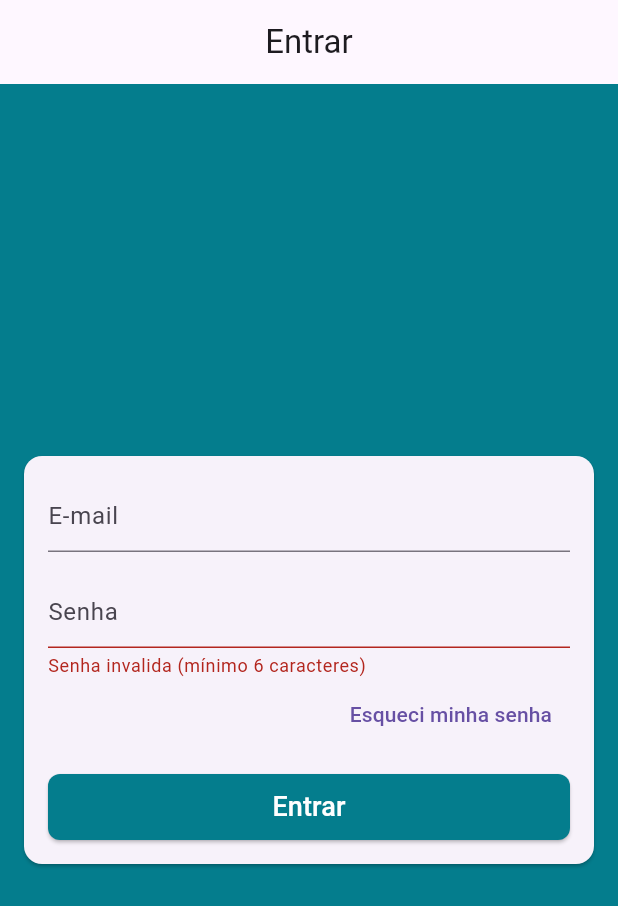
After one commit to jvbr7/loja_digital, a Flutter app: the screen it shows after launch, after a tap on "Esqueci minha senha", on a phone screen of 412 x 824 dp. The commit adds this screen. Shown: the top 906 px of the screen. Run offline on Flutter 3.47's test engine with Material 3 defaults, Android fonts, the phone set to English and light mode, and no system bars; our stand-ins replace firebase_auth; accounts and stored records are empty.

Commit message:
Criação do Login

```diff
--- a/app_loja_digital/lib/common/custom_drawer/custom_drawer.dart
+++ b/app_loja_digital/lib/common/custom_drawer/custom_drawer.dart
@@ -15,8 +15,8 @@ class CustomDrawer extends StatelessWidget {
           ),
           DrawerTile(iconData: Icons.home, title: 'Início', page: 0),
           DrawerTile(iconData: Icons.list, title: 'Produtos', page: 1),
-          DrawerTile(iconData: Icons.shopping_cart, title: 'Carrinho', page: 2),
-          DrawerTile(iconData: Icons.person, title: 'Perfil', page: 3),
+          DrawerTile(iconData: Icons.shopping_cart, title: 'Meus Pedidos', page: 2),
+          DrawerTile(iconData: Icons.person, title: 'Lojas', page: 3),
         ],
       ),
     );
--- a/app_loja_digital/lib/main.dart
+++ b/app_loja_digital/lib/main.dart
@@ -1,3 +1,4 @@
+import 'package:app_loja_digital/models/user_manager.dart';
 import 'package:app_loja_digital/screens/base/base_screens.dart';
 import 'package:flutter/material.dart';
 import 'package:provider/provider.dart';
@@ -28,9 +29,16 @@ class MyApp extends StatelessWidget {
   @override
   Widget build(BuildContext context) {
     return MaterialApp(
+      create: (_) => UserManager(),
+      debugShowCheckedModeBanner: false,
       title: 'Loja da JU',
       theme: ThemeData(
-        primarySwatch: Colors.blue,
+        primaryColor :  Color.fromARGB(255, 4, 125, 141),
+        scaffoldBackgroundColor: const Color.fromARGB(255, 4, 125, 141),
+        appBarTheme: const AppBarTheme(
+          elevation: 0
+        ),
+
         visualDensity: VisualDensity.adaptivePlatformDensity,
       ),
       home: BaseScreen()
--- /dev/null
+++ b/app_loja_digital/lib/models/user_manager.dart
@@ -0,0 +1,22 @@
+import 'package:app_loja_digital/models/user.dart' as MyUser;
+import 'package:firebase_auth/firebase_auth.dart';
+
+class UserManager {
+  final FirebaseAuth auth = FirebaseAuth.instance;
+
+
+  Future<void> signIn(MyUser.User user) async{
+    try {
+    final UserCredential result = await auth.signInWithEmailAndPassword(
+      email: user.email,
+      password: user.password,
+      );
+
+        print("Usuário logado: ${result.user!.uid}");
+    } on FirebaseAuthException catch (e){
+      print("Erro FirebaseAuth: ${e.code} - ${e.message}");
+    } catch (e) {
+        print("Erro inesperado: $e");
+      }
+    }
+  }
--- a/app_loja_digital/lib/screens/base/base_screens.dart
+++ b/app_loja_digital/lib/screens/base/base_screens.dart
@@ -1,3 +1,4 @@
+import 'package:app_loja_digital/screens/base/login/login.screen.dart';
 import 'package:flutter/material.dart';
 import 'package:provider/provider.dart';
 import 'package:app_loja_digital/common/custom_drawer/custom_drawer.dart';
@@ -13,14 +14,8 @@ class BaseScreen extends StatelessWidget {
       controller: pageController,
       physics: const NeverScrollableScrollPhysics(),
       children : <Widget>[
-        // Página 0 - Home
-        Scaffold(
-          drawer: CustomDrawer(),
-          appBar: AppBar(
-            title: Text('Home'),
-          ),
-          body: Center(child: Text('Tela Home')),
-        ),
+        // Página 0 - Login
+        LoginScreen(),
 
         // Página 1 - Produtos
         Scaffold(
@@ -31,13 +26,22 @@ class BaseScreen extends StatelessWidget {
           body: Center(child: Text('Tela Produtos')),
         ),
 
-        // Página 2 - Configurações
+        // Página 3 - Configurações
         Scaffold(
           drawer: CustomDrawer(),
           appBar: AppBar(
-            title: Text('Configurações'),
+            title: Text('Pedidos'),
           ),
-          body: Center(child: Text('Tela Configurações')),
+          body: Center(child: Text('Meus pedidos')),
+        ),
+
+        // Página 4 - Lojas
+        Scaffold(
+          drawer: CustomDrawer(),
+          appBar: AppBar(
+            title: Text('Lojas'),
+          ),
+          body: Center(child: Text('Tela das Lojas')),
         ),
       ],
     );
--- /dev/null
+++ b/app_loja_digital/lib/screens/base/login/login.screen.dart
@@ -0,0 +1,113 @@
+import 'package:app_loja_digital/models/user_manager.dart';
+import 'package:provider/provider.dart';
+import 'package:flutter/material.dart';
+import 'package:app_loja_digital/helpers/validators.dart';
+class LoginScreen extends StatelessWidget {
+  LoginScreen({super.key});
+
+  final TextEditingController emailController = TextEditingController();
+  final TextEditingController passController = TextEditingController();
+
+ final GlobalKey<FormState> formKey = GlobalKey<FormState>();
+
+ bool emailValid(String email) {
+    final RegExp regex = RegExp(
+      r"^[a-zA-Z0-9._%+-]+@[a-zA-Z0-9.-]+\.[a-zA-Z]{2,}$"
+    );
+    return regex.hasMatch(email);
+  }
+
+  @override
+  Widget build(BuildContext context){
+    return Scaffold(
+      appBar: AppBar(
+        title: const Text('Entrar'),
+        centerTitle: true,
+      ),
+      body: Center(
+        child: Card(
+          margin: const EdgeInsets.symmetric(horizontal: 16),
+            child: Form(
+              key: formKey,
+              child: ListView(
+              padding: const EdgeInsets.all(16),
+              shrinkWrap: true,
+              children: <Widget>[
+                TextFormField(
+                  controller: emailController,
+                    decoration: const InputDecoration(hintText: 'E-mail'),
+                    keyboardType : TextInputType.emailAddress,
+                    autocorrect: false,
+                    validator:(email){
+                      if(email == null || emailValid(email)){
+                        return null;
+                      }
+                    },
+                ),
+                const SizedBox(height: 16,),
+                TextFormField(
+                  controller: passController,
+                    decoration: const InputDecoration(hintText: 'Senha'),
+                    autocorrect: false,
+                    obscureText: true,
+                    validator:(pass){
+                      if(pass == null || pass.isEmpty || pass.length < 6) {
+                        return 'Senha invalida (mínimo 6 caracteres)';
+                      }
+                      return null;
+                    },
+                ),
+                Align(
+                  alignment: Alignment.centerRight,
+                  child: TextButton(
+                    onPressed: (){
+                      if(formKey.currentState!.validate()){
+                        context.read<UserManager>().signIn(
+                          User(
+                            email: emailController.text,
+                            password: passController.text,
+                          )
+                        );
+                      }
+                       // ação de recuperação de senha
+                    },
+                    child: const Text(
+                      'Esqueci minha senha'
+                    ),
+                  ),
+                ),
+                const SizedBox(height: 16,),
+                SizedBox(
+                  height: 44,
+                  child: ElevatedButton(
+                    style: ElevatedButton.styleFrom(
+                      backgroundColor: Theme.of(context).primaryColor,
+                    foregroundColor: Colors.white,
+                    shape: RoundedRectangleBorder(
+                      borderRadius: BorderRadius.circular(8),
+                    ),
+                  ),
+                  onPressed: (){
+                      if (formKey.currentState!.validate()) {
+                        // Se todos os campos estiverem válidos
+                        ScaffoldMessenger.of(context).showSnackBar(
+                          const SnackBar(content: Text('Login válido!')),
+                        );
+                      }
+                  },
+                  child: const Text(
+                    'Entrar',
+                    style: TextStyle(
+                      fontSize: 18
+                    ),
+                  ),
+                ),
+                ),
+              ],
+            ),
+        ),
+      ),
+    ),
+    );
+  }
+}
```
Also changed, not shown: app_loja_digital/lib/Helpers/validators.dart (added), app_loja_digital/lib/models/user.dart (added), app_loja_digital/pubspec.lock.
